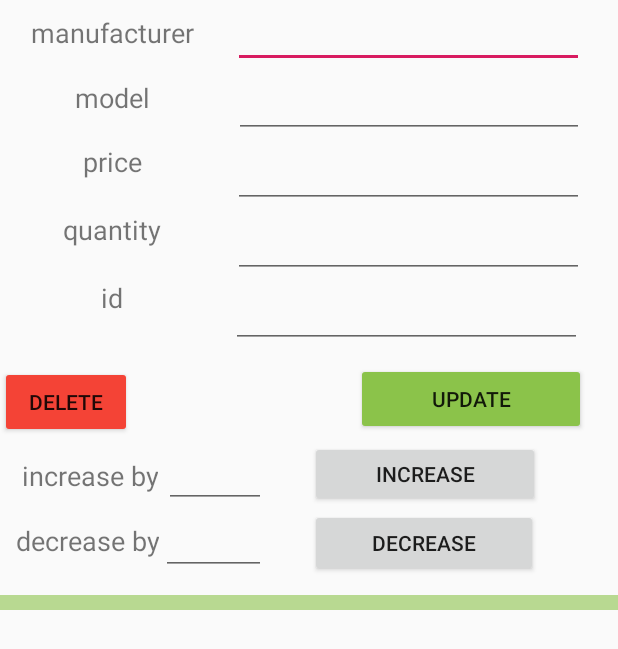
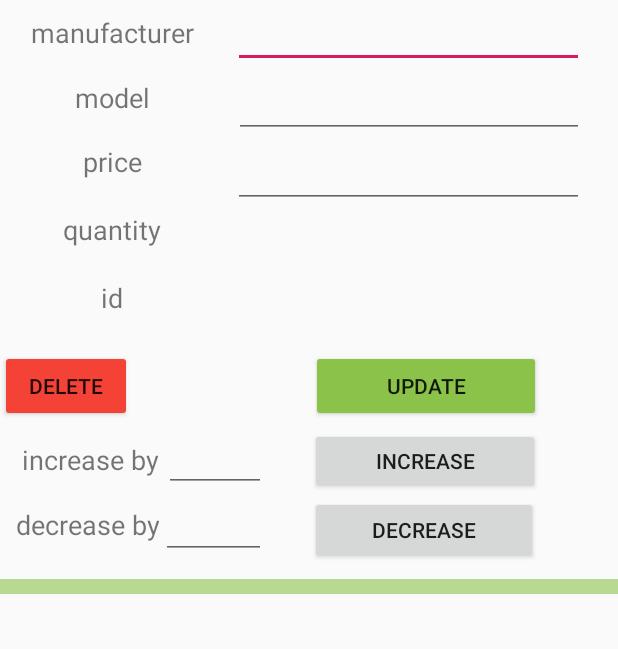
Before and after one commit to jaskier07/WarehouseManager, an Android app: the layout product_list_element_fragment.xml on its own in the app's theme, with its tools: preview values and no code run, on a phone screen of 412 x 824 dp. Shown: the top 649 px of the screen. Run offline under Robolectric (Android 15) with nearby library versions, the phone set to English and light mode, and no system bars.

Commit message:
All product parts in ProductAdapter

```diff
--- a/Client/app/src/main/res/layout/product_list_element_fragment.xml
+++ b/Client/app/src/main/res/layout/product_list_element_fragment.xml
@@ -14,20 +14,20 @@
         android:layout_toEndOf="@+id/manufacturerTitle"
         android:inputType="textPersonName" />
 
-    <EditText
+    <TextView
         android:id="@+id/idValue"
-        android:layout_width="234dp"
-        android:layout_height="wrap_content"
+        android:layout_width="236dp"
+        android:layout_height="40dp"
         android:layout_below="@+id/quantityValue"
         android:layout_marginStart="4dp"
         android:layout_marginTop="1dp"
         android:layout_toEndOf="@+id/manufacturerTitle"
         android:inputType="textPersonName" />
 
-    <EditText
+    <TextView
         android:id="@+id/quantityValue"
         android:layout_width="234dp"
-        android:layout_height="wrap_content"
+        android:layout_height="40dp"
         android:layout_below="@+id/priceValue"
         android:layout_marginStart="5dp"
         android:layout_marginTop="1dp"
@@ -135,8 +135,8 @@
         android:layout_height="wrap_content"
         android:layout_below="@+id/idValue"
         android:layout_alignParentStart="true"
-        android:layout_marginStart="237dp"
-        android:layout_marginTop="10dp"
+        android:layout_marginStart="207dp"
+        android:layout_marginTop="12dp"
         android:backgroundTint="#8BC34A"
         android:text="Update" />
 
```
Also changed, not shown: Client/app/src/main/java/pl/kania/warehousemanagerclient/ProductAdapter.java (+19 -4 lines).
